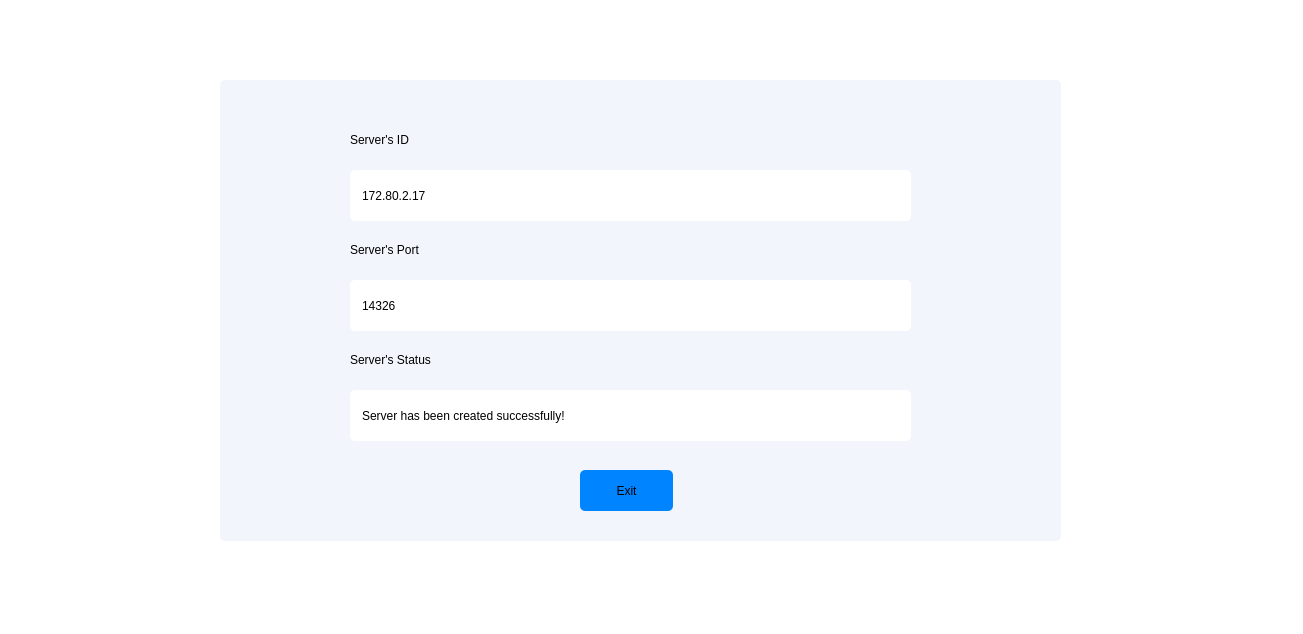
Before: the Qt Designer form serverinfo.ui in hdkhang6803/PC_Remote_Control, drawn with Qt 5.
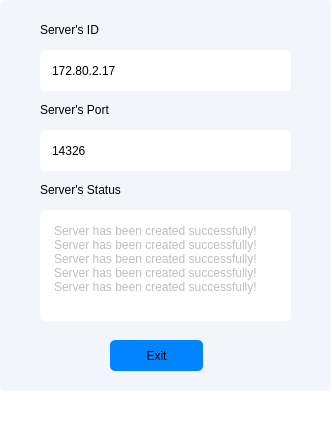
After: the same form once the commit is applied.

Patch:
```diff
--- a/serverinfo.ui
+++ b/serverinfo.ui
@@ -6,8 +6,8 @@
    <rect>
     <x>0</x>
     <y>0</y>
-    <width>1303</width>
-    <height>634</height>
+    <width>332</width>
+    <height>422</height>
    </rect>
   </property>
   <property name="windowTitle">
@@ -20,10 +20,10 @@
    <widget class="QWidget" name="connectWidget" native="true">
     <property name="geometry">
      <rect>
-      <x>220</x>
-      <y>80</y>
-      <width>841</width>
-      <height>461</height>
+      <x>0</x>
+      <y>0</y>
+      <width>331</width>
+      <height>391</height>
      </rect>
     </property>
     <property name="styleSheet">
@@ -33,10 +33,10 @@
     <widget class="QLineEdit" name="IDinput">
      <property name="geometry">
       <rect>
-       <x>130</x>
-       <y>90</y>
-       <width>561</width>
-       <height>51</height>
+       <x>40</x>
+       <y>50</y>
+       <width>251</width>
+       <height>41</height>
       </rect>
      </property>
      <property name="styleSheet">
@@ -52,8 +52,8 @@
     <widget class="QLabel" name="IDlabel">
      <property name="geometry">
       <rect>
-       <x>130</x>
-       <y>50</y>
+       <x>40</x>
+       <y>20</y>
        <width>251</width>
        <height>20</height>
       </rect>
@@ -69,8 +69,8 @@
     <widget class="QLabel" name="portLabel">
      <property name="geometry">
       <rect>
-       <x>130</x>
-       <y>160</y>
+       <x>40</x>
+       <y>100</y>
        <width>251</width>
        <height>20</height>
       </rect>
@@ -86,10 +86,10 @@
     <widget class="QLineEdit" name="portInput">
      <property name="geometry">
       <rect>
-       <x>130</x>
-       <y>200</y>
-       <width>561</width>
-       <height>51</height>
+       <x>40</x>
+       <y>130</y>
+       <width>251</width>
+       <height>41</height>
       </rect>
      </property>
      <property name="styleSheet">
@@ -105,10 +105,10 @@
     <widget class="QPushButton" name="pushButton">
      <property name="geometry">
       <rect>
-       <x>360</x>
-       <y>390</y>
+       <x>110</x>
+       <y>340</y>
        <width>93</width>
-       <height>41</height>
+       <height>31</height>
       </rect>
      </property>
      <property name="styleSheet">
@@ -121,31 +121,11 @@
       <string>Exit</string>
      </property>
     </widget>
-    <widget class="QLineEdit" name="portInput_2">
+    <widget class="QLabel" name="statusLabel">
      <property name="geometry">
       <rect>
-       <x>130</x>
-       <y>310</y>
-       <width>561</width>
-       <height>51</height>
-      </rect>
-     </property>
-     <property name="styleSheet">
-      <string notr="true">background-color: #ffffff;
-border: 1px #000000;
-border-radius: 5px;
-font: 500 10pt &quot;UTM Avo&quot;;
-padding-left: 9.5px;</string>
-     </property>
-     <property name="text">
-      <string>Server has been created successfully!</string>
-     </property>
-    </widget>
-    <widget class="QLabel" name="portLabel_2">
-     <property name="geometry">
-      <rect>
-       <x>130</x>
-       <y>270</y>
+       <x>40</x>
+       <y>180</y>
        <width>251</width>
        <height>20</height>
       </rect>
@@ -158,6 +138,39 @@
       <string>Server's Status</string>
      </property>
     </widget>
+    <widget class="QTextEdit" name="statusText">
+     <property name="enabled">
+      <bool>false</bool>
+     </property>
+     <property name="geometry">
+      <rect>
+       <x>40</x>
+       <y>210</y>
+       <width>251</width>
+       <height>111</height>
+      </rect>
+     </property>
+     <property name="styleSheet">
+      <string notr="true">background-color: #ffffff;
+border: 1px #000000;
+border-radius: 5px;
+padding: 10px;</string>
+     </property>
+     <property name="html">
+      <string>&lt;!DOCTYPE HTML PUBLIC &quot;-//W3C//DTD HTML 4.0//EN&quot; &quot;http://www.w3.org/TR/REC-html40/strict.dtd&quot;&gt;
+&lt;html&gt;&lt;head&gt;&lt;meta name=&quot;qrichtext&quot; content=&quot;1&quot; /&gt;&lt;meta charset=&quot;utf-8&quot; /&gt;&lt;style type=&quot;text/css&quot;&gt;
+p, li { white-space: pre-wrap; }
+hr { height: 1px; border-width: 0; }
+li.unchecked::marker { content: &quot;\2610&quot;; }
+li.checked::marker { content: &quot;\2612&quot;; }
+&lt;/style&gt;&lt;/head&gt;&lt;body style=&quot; font-family:'Segoe UI'; font-size:9pt; font-weight:400; font-style:normal;&quot;&gt;
+&lt;p style=&quot; margin-top:0px; margin-bottom:0px; margin-left:0px; margin-right:0px; -qt-block-indent:0; text-indent:0px;&quot;&gt;Server has been created successfully!&lt;/p&gt;
+&lt;p style=&quot; margin-top:0px; margin-bottom:0px; margin-left:0px; margin-right:0px; -qt-block-indent:0; text-indent:0px;&quot;&gt;Server has been created successfully!&lt;/p&gt;
+&lt;p style=&quot; margin-top:0px; margin-bottom:0px; margin-left:0px; margin-right:0px; -qt-block-indent:0; text-indent:0px;&quot;&gt;Server has been created successfully!&lt;/p&gt;
+&lt;p style=&quot; margin-top:0px; margin-bottom:0px; margin-left:0px; margin-right:0px; -qt-block-indent:0; text-indent:0px;&quot;&gt;Server has been created successfully!&lt;/p&gt;
+&lt;p style=&quot; margin-top:0px; margin-bottom:0px; margin-left:0px; margin-right:0px; -qt-block-indent:0; text-indent:0px;&quot;&gt;Server has been created successfully!&lt;/p&gt;&lt;/body&gt;&lt;/html&gt;</string>
+     </property>
+    </widget>
    </widget>
   </widget>
   <widget class="QMenuBar" name="menubar">
```
Left out of the diff: 4 changed lines with no effect on the pictures.
